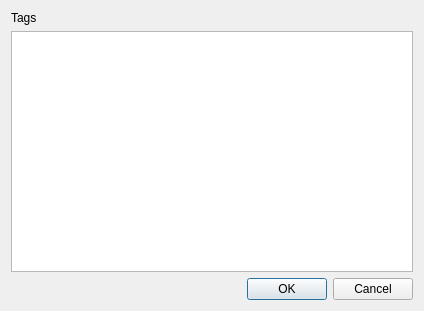
Above: hintergrund-ui/tags_dialog.ui from univrsal/hintergrund before the change. Below: the same form after it.
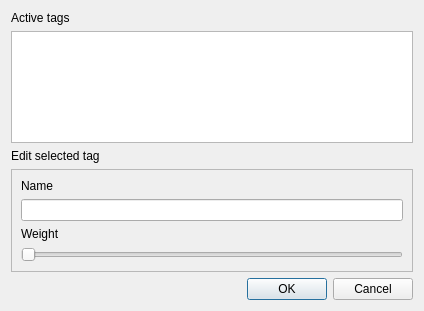
That is the form after the change.

```diff
--- a/hintergrund-ui/tags_dialog.ui
+++ b/hintergrund-ui/tags_dialog.ui
@@ -17,12 +17,68 @@
    <item>
     <widget class="QLabel" name="lbl_tag_list">
      <property name="text">
-      <string>&lt;html&gt;&lt;head/&gt;&lt;body&gt;&lt;p&gt;Tags&lt;/p&gt;&lt;/body&gt;&lt;/html&gt;</string>
+      <string>Active tags</string>
      </property>
     </widget>
    </item>
    <item>
-    <widget class="QColumnView" name="columnView"/>
+    <widget class="QTableView" name="tags_table">
+     <attribute name="verticalHeaderVisible">
+      <bool>false</bool>
+     </attribute>
+    </widget>
+   </item>
+   <item>
+    <widget class="QLabel" name="lbl_edit_tag">
+     <property name="text">
+      <string>Edit selected tag</string>
+     </property>
+    </widget>
+   </item>
+   <item>
+    <widget class="QFrame" name="frame_edit">
+     <property name="frameShape">
+      <enum>QFrame::StyledPanel</enum>
+     </property>
+     <property name="frameShadow">
+      <enum>QFrame::Raised</enum>
+     </property>
+     <layout class="QVBoxLayout" name="verticalLayout_2">
+      <item>
+       <widget class="QLabel" name="lbl_name">
+        <property name="text">
+         <string>Name</string>
+        </property>
+       </widget>
+      </item>
+      <item>
+       <widget class="QLineEdit" name="txt_name"/>
+      </item>
+      <item>
+       <widget class="QLabel" name="lbl_weight">
+        <property name="text">
+         <string>Weight</string>
+        </property>
+       </widget>
+      </item>
+      <item>
+       <widget class="QSlider" name="slider_weight">
+        <property name="minimum">
+         <number>1</number>
+        </property>
+        <property name="maximum">
+         <number>100</number>
+        </property>
+        <property name="orientation">
+         <enum>Qt::Horizontal</enum>
+        </property>
+        <property name="invertedAppearance">
+         <bool>false</bool>
+        </property>
+       </widget>
+      </item>
+     </layout>
+    </widget>
    </item>
    <item>
     <widget class="QDialogButtonBox" name="buttonBox">
```
Left out of the diff: 2 changed lines with no effect on the pictures.
